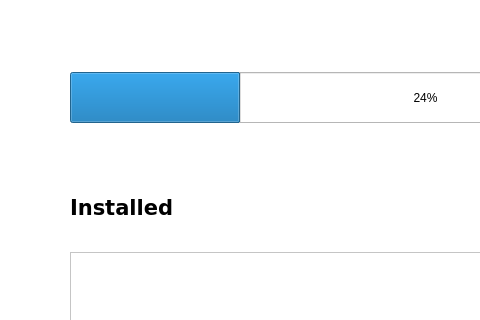
The window that assets/qt_ui/download_screen.ui (shahlin/Linite) describes before a commit, drawn with Qt 5; both pictures show x 0 to 480 and y 168 to 488 of the 917 by 668 pixel window.
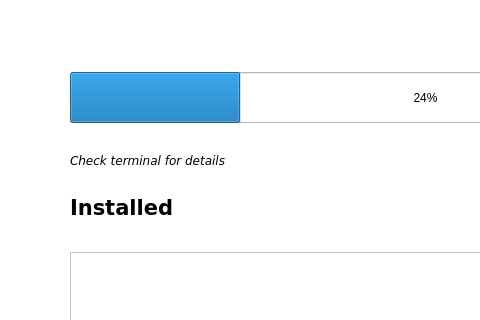
The same window after the commit. Icons and pictures are not drawn.

Commit message: Add details to installed apps; Check terminal label

```diff
--- a/assets/qt_ui/download_screen.ui
+++ b/assets/qt_ui/download_screen.ui
@@ -152,6 +152,25 @@
     <string>About</string>
    </property>
   </widget>
+  <widget class="QLabel" name="check_terminal_label">
+   <property name="geometry">
+    <rect>
+     <x>70</x>
+     <y>318</y>
+     <width>221</width>
+     <height>20</height>
+    </rect>
+   </property>
+   <property name="font">
+    <font>
+     <family>Bitstream Vera Sans</family>
+     <italic>true</italic>
+    </font>
+   </property>
+   <property name="text">
+    <string>Check terminal for details</string>
+   </property>
+  </widget>
  </widget>
  <resources>
   <include location="../icons_qrc.qrc"/>
```
The commit also changes 6 other files.
